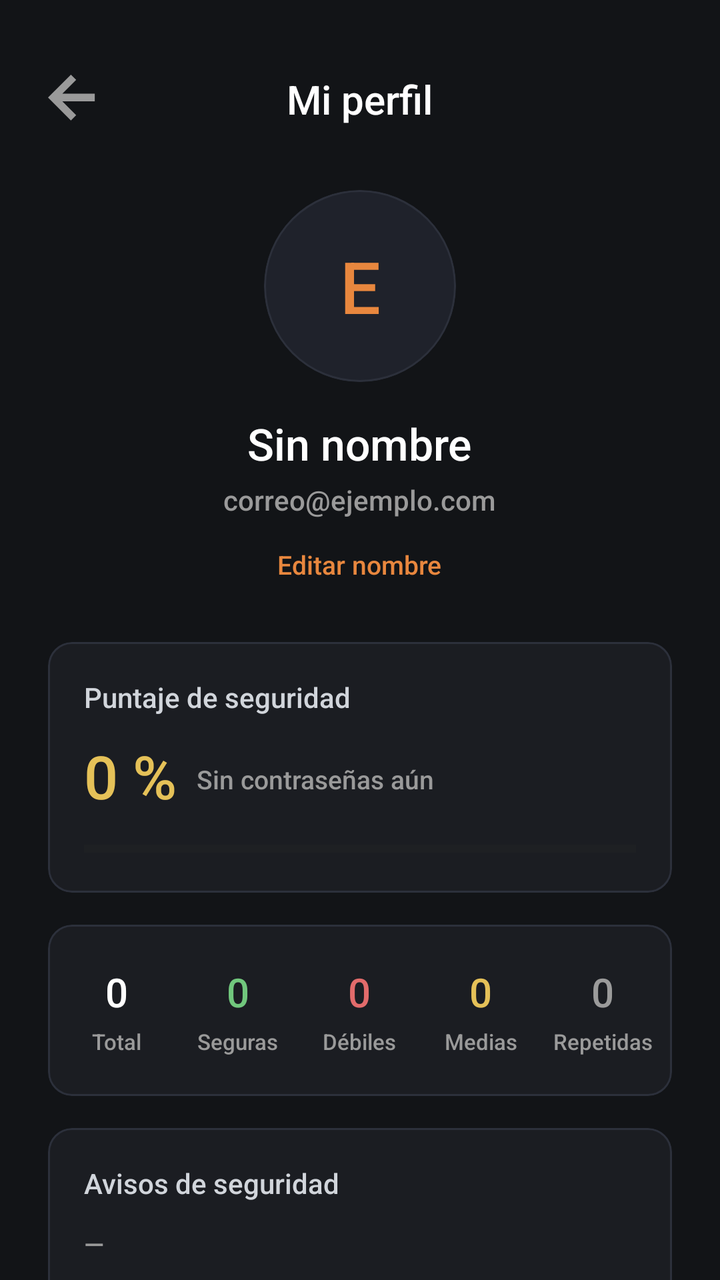
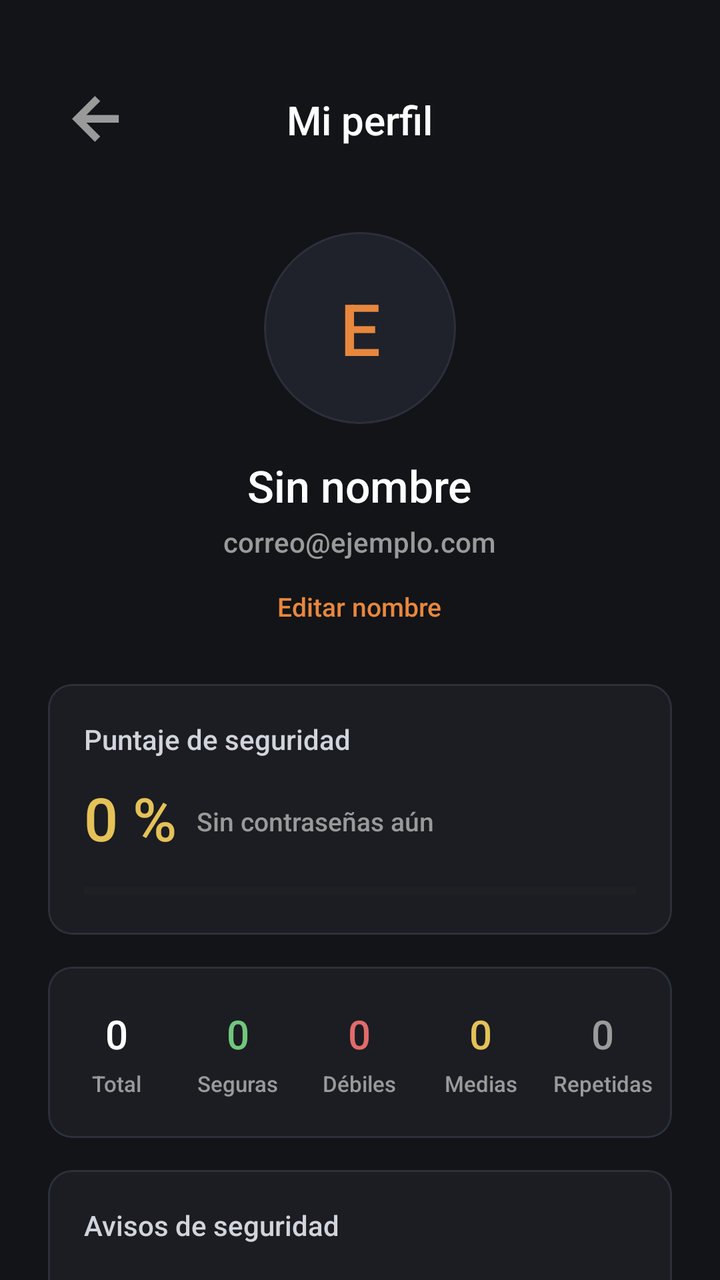

The first picture is an Android layout as it rendered before a commit; the second is the same layout after the commit. The layout source and the unified diff follow.
<!-- AndroidManifest.xml: application theme Theme.MyApplication -->
<!-- res/layout/activity_profile.xml -->
<?xml version="1.0" encoding="utf-8"?>
<ScrollView xmlns:android="http://schemas.android.com/apk/res/android"
    xmlns:app="http://schemas.android.com/apk/res-auto"
    android:layout_width="match_parent"
    android:layout_height="match_parent"
    android:background="#121417"
    android:fillViewport="true"
    android:scrollbars="none">

    <LinearLayout
        android:layout_width="match_parent"
        android:layout_height="wrap_content"
        android:orientation="vertical"
        android:padding="24dp">

        
        <FrameLayout
            android:layout_width="match_parent"
            android:layout_height="wrap_content"
            android:layout_marginTop="12dp">

            <ImageView
                android:id="@+id/btnBack"
                android:layout_width="24dp"
                android:layout_height="24dp"
                android:layout_gravity="start|center_vertical"
                android:contentDescription="Volver"
                android:src="@drawable/flecha" />

            <TextView
                android:layout_width="wrap_content"
                android:layout_height="wrap_content"
                android:layout_gravity="center"
                android:fontFamily="sans-serif-medium"
                android:text="Mi perfil"
                android:textColor="#FFFFFF"
                android:textSize="20sp" />
        </FrameLayout>

        
        <com.google.android.material.card.MaterialCardView
            android:layout_width="96dp"
            android:layout_height="96dp"
            android:layout_gravity="center_horizontal"
            android:layout_marginTop="32dp"
            app:cardBackgroundColor="#1F222B"
            app:cardCornerRadius="48dp"
            app:cardElevation="0dp"
            app:strokeColor="#2C303B"
            app:strokeWidth="1dp">

            <TextView
                android:id="@+id/tvProfileInitial"
                android:layout_width="match_parent"
                android:layout_height="match_parent"
                android:fontFamily="sans-serif-medium"
                android:gravity="center"
                android:text="E"
                android:textColor="#E8873E"
                android:textSize="36sp" />
        </com.google.android.material.card.MaterialCardView>

        <TextView
            android:id="@+id/tvProfileName"
            android:layout_width="wrap_content"
            android:layout_height="wrap_content"
            android:layout_gravity="center_horizontal"
            android:layout_marginTop="16dp"
            android:fontFamily="sans-serif-medium"
            android:text="Sin nombre"
            android:textColor="#FFFFFF"
            android:textSize="22sp" />

        <TextView
            android:id="@+id/tvProfileEmail"
            android:layout_width="wrap_content"
            android:layout_height="wrap_content"
            android:layout_gravity="center_horizontal"
            android:layout_marginTop="4dp"
            android:fontFamily="sans-serif-medium"
            android:text="correo@ejemplo.com"
            android:textColor="#9A9A9A"
            android:textSize="14sp" />

        <TextView
            android:id="@+id/tvEditName"
            android:layout_width="wrap_content"
            android:layout_height="wrap_content"
            android:layout_gravity="center_horizontal"
            android:layout_marginTop="8dp"
            android:fontFamily="sans-serif-medium"
            android:padding="6dp"
            android:text="Editar nombre"
            android:textColor="#E8873E"
            android:textSize="13sp" />

        
        <com.google.android.material.card.MaterialCardView
            android:layout_width="match_parent"
            android:layout_height="wrap_content"
            android:layout_marginTop="24dp"
            app:cardBackgroundColor="#1B1D22"
            app:cardCornerRadius="12dp"
            app:cardElevation="0dp"
            app:strokeColor="#2C303B"
            app:strokeWidth="1dp">

            <LinearLayout
                android:layout_width="match_parent"
                android:layout_height="wrap_content"
                android:orientation="vertical"
                android:padding="18dp">

                <TextView
                    android:layout_width="wrap_content"
                    android:layout_height="wrap_content"
                    android:fontFamily="sans-serif-medium"
                    android:text="Puntaje de seguridad"
                    android:textColor="#D1D5DB"
                    android:textSize="14sp" />

                <LinearLayout
                    android:layout_width="match_parent"
                    android:layout_height="wrap_content"
                    android:layout_marginTop="10dp"
                    android:gravity="bottom"
                    android:orientation="horizontal">

                    <TextView
                        android:id="@+id/tvScorePercent"
                        android:layout_width="wrap_content"
                        android:layout_height="wrap_content"
                        android:fontFamily="sans-serif-medium"
                        android:text="0 %"
                        android:textColor="#E5C158"
                        android:textSize="30sp" />

                    <TextView
                        android:id="@+id/tvScoreDetail"
                        android:layout_width="0dp"
                        android:layout_height="wrap_content"
                        android:layout_marginStart="10dp"
                        android:layout_marginBottom="5dp"
                        android:layout_weight="1"
                        android:fontFamily="sans-serif-medium"
                        android:text="Sin contraseñas aún"
                        android:textColor="#9A9A9A"
                        android:textSize="13sp" />
                </LinearLayout>

                <ProgressBar
                    android:id="@+id/progressScore"
                    style="?android:attr/progressBarStyleHorizontal"
                    android:layout_width="match_parent"
                    android:layout_height="8dp"
                    android:layout_marginTop="12dp"
                    android:max="100"
                    android:progress="0"
                    android:progressBackgroundTint="#2A2A2A" />
            </LinearLayout>
        </com.google.android.material.card.MaterialCardView>

        
        <com.google.android.material.card.MaterialCardView
            android:layout_width="match_parent"
            android:layout_height="wrap_content"
            android:layout_marginTop="16dp"
            app:cardBackgroundColor="#1B1D22"
            app:cardCornerRadius="12dp"
            app:cardElevation="0dp"
            app:strokeColor="#2C303B"
            app:strokeWidth="1dp">

            <LinearLayout
                android:layout_width="match_parent"
                android:layout_height="wrap_content"
                android:orientation="horizontal"
                android:paddingHorizontal="4dp"
                android:paddingVertical="20dp">

                <LinearLayout
                    android:layout_width="0dp"
                    android:layout_height="wrap_content"
                    android:layout_weight="1"
                    android:gravity="center"
                    android:orientation="vertical">

                    <TextView
                        android:id="@+id/tvProfileTotal"
                        android:layout_width="wrap_content"
                        android:layout_height="wrap_content"
                        android:fontFamily="sans-serif-medium"
                        android:text="0"
                        android:textColor="#FFFFFF"
                        android:textSize="20sp" />

                    <TextView
                        android:layout_width="wrap_content"
                        android:layout_height="wrap_content"
                        android:layout_marginTop="4dp"
                        android:fontFamily="sans-serif-medium"
                        android:text="Total"
                        android:textColor="#9A9A9A"
                        android:textSize="11sp" />
                </LinearLayout>

                <LinearLayout
                    android:layout_width="0dp"
                    android:layout_height="wrap_content"
                    android:layout_weight="1"
                    android:gravity="center"
                    android:orientation="vertical">

                    <TextView
                        android:id="@+id/tvProfileSecure"
                        android:layout_width="wrap_content"
                        android:layout_height="wrap_content"
                        android:fontFamily="sans-serif-medium"
                        android:text="0"
                        android:textColor="#71C77D"
                        android:textSize="20sp" />

                    <TextView
                        android:layout_width="wrap_content"
                        android:layout_height="wrap_content"
                        android:layout_marginTop="4dp"
                        android:fontFamily="sans-serif-medium"
                        android:text="Seguras"
                        android:textColor="#9A9A9A"
                        android:textSize="11sp" />
                </LinearLayout>

                <LinearLayout
                    android:layout_width="0dp"
                    android:layout_height="wrap_content"
                    android:layout_weight="1"
                    android:gravity="center"
                    android:orientation="vertical">

                    <TextView
                        android:id="@+id/tvProfileWeak"
                        android:layout_width="wrap_content"
                        android:layout_height="wrap_content"
                        android:fontFamily="sans-serif-medium"
                        android:text="0"
                        android:textColor="#E26B6B"
                        android:textSize="20sp" />

                    <TextView
                        android:layout_width="wrap_content"
                        android:layout_height="wrap_content"
                        android:layout_marginTop="4dp"
                        android:fontFamily="sans-serif-medium"
                        android:text="Débiles"
                        android:textColor="#9A9A9A"
                        android:textSize="11sp" />
                </LinearLayout>

                <LinearLayout
                    android:layout_width="0dp"
                    android:layout_height="wrap_content"
                    android:layout_weight="1"
                    android:gravity="center"
                    android:orientation="vertical">

                    <TextView
                        android:id="@+id/tvProfileMedium"
                        android:layout_width="wrap_content"
                        android:layout_height="wrap_content"
                        android:fontFamily="sans-serif-medium"
                        android:text="0"
                        android:textColor="#E5C158"
                        android:textSize="20sp" />

                    <TextView
                        android:layout_width="wrap_content"
                        android:layout_height="wrap_content"
                        android:layout_marginTop="4dp"
                        android:fontFamily="sans-serif-medium"
                        android:text="Medias"
                        android:textColor="#9A9A9A"
                        android:textSize="11sp" />
                </LinearLayout>

                <LinearLayout
                    android:layout_width="0dp"
                    android:layout_height="wrap_content"
                    android:layout_weight="1"
                    android:gravity="center"
                    android:orientation="vertical">

                    <TextView
                        android:id="@+id/tvProfileRepeated"
                        android:layout_width="wrap_content"
                        android:layout_height="wrap_content"
                        android:fontFamily="sans-serif-medium"
                        android:text="0"
                        android:textColor="#9B9B9B"
                        android:textSize="20sp" />

                    <TextView
                        android:layout_width="wrap_content"
                        android:layout_height="wrap_content"
                        android:layout_marginTop="4dp"
                        android:fontFamily="sans-serif-medium"
                        android:text="Repetidas"
                        android:textColor="#9A9A9A"
                        android:textSize="11sp" />
                </LinearLayout>
            </LinearLayout>
        </com.google.android.material.card.MaterialCardView>

        
        <com.google.android.material.card.MaterialCardView
            android:layout_width="match_parent"
            android:layout_height="wrap_content"
            android:layout_marginTop="16dp"
            app:cardBackgroundColor="#1B1D22"
            app:cardCornerRadius="12dp"
            app:cardElevation="0dp"
            app:strokeColor="#2C303B"
            app:strokeWidth="1dp">

            <LinearLayout
                android:layout_width="match_parent"
                android:layout_height="wrap_content"
                android:orientation="vertical"
                android:padding="18dp">

                <TextView
                    android:layout_width="wrap_content"
                    android:layout_height="wrap_content"
                    android:fontFamily="sans-serif-medium"
                    android:text="Avisos de seguridad"
                    android:textColor="#D1D5DB"
                    android:textSize="14sp" />

                <TextView
                    android:id="@+id/tvAlertRepeated"
                    android:layout_width="match_parent"
                    android:layout_height="wrap_content"
                    android:layout_marginTop="12dp"
                    android:fontFamily="sans-serif-medium"
                    android:lineSpacingExtra="2dp"
                    android:text="—"
                    android:textColor="#9A9A9A"
                    android:textSize="13sp" />

                <TextView
                    android:id="@+id/tvAlertOld"
                    android:layout_width="match_parent"
                    android:layout_height="wrap_content"
                    android:layout_marginTop="10dp"
                    android:fontFamily="sans-serif-medium"
                    android:lineSpacingExtra="2dp"
                    android:text="—"
                    android:textColor="#9A9A9A"
                    android:textSize="13sp" />

                <TextView
                    android:id="@+id/tvAlertLast"
                    android:layout_width="match_parent"
                    android:layout_height="wrap_content"
                    android:layout_marginTop="10dp"
                    android:fontFamily="sans-serif-medium"
                    android:lineSpacingExtra="2dp"
                    android:text="—"
                    android:textColor="#9A9A9A"
                    android:textSize="13sp" />
            </LinearLayout>
        </com.google.android.material.card.MaterialCardView>

        
        <com.google.android.material.card.MaterialCardView
            android:layout_width="match_parent"
            android:layout_height="wrap_content"
            android:layout_marginTop="16dp"
            app:cardBackgroundColor="#1B1D22"
            app:cardCornerRadius="12dp"
            app:cardElevation="0dp"
            app:strokeColor="#2C303B"
            app:strokeWidth="1dp">

            <LinearLayout
                android:layout_width="match_parent"
                android:layout_height="wrap_content"
                android:orientation="vertical"
                android:padding="18dp">

                <TextView
                    android:layout_width="wrap_content"
                    android:layout_height="wrap_content"
                    android:fontFamily="sans-serif-medium"
                    android:text="Contraseñas por categoría"
                    android:textColor="#D1D5DB"
                    android:textSize="14sp" />

                <LinearLayout
                    android:id="@+id/containerCategories"
                    android:layout_width="match_parent"
                    android:layout_height="wrap_content"
                    android:layout_marginTop="8dp"
                    android:orientation="vertical" />
            </LinearLayout>
        </com.google.android.material.card.MaterialCardView>

        
        <com.google.android.material.card.MaterialCardView
            android:layout_width="match_parent"
            android:layout_height="wrap_content"
            android:layout_marginTop="16dp"
            app:cardBackgroundColor="#1B1D22"
            app:cardCornerRadius="12dp"
            app:cardElevation="0dp"
            app:strokeColor="#2C303B"
            app:strokeWidth="1dp">

            <LinearLayout
                android:layout_width="match_parent"
                android:layout_height="wrap_content"
                android:orientation="vertical"
                android:padding="18dp">

                <TextView
                    android:layout_width="wrap_content"
                    android:layout_height="wrap_content"
                    android:fontFamily="sans-serif-medium"
                    android:text="Tu cuenta"
                    android:textColor="#D1D5DB"
                    android:textSize="14sp" />

                
                <LinearLayout
                    android:layout_width="match_parent"
                    android:layout_height="wrap_content"
                    android:layout_marginTop="12dp"
                    android:orientation="horizontal">

                    <TextView
                        android:layout_width="0dp"
                        android:layout_height="wrap_content"
                        android:layout_weight="1"
                        android:fontFamily="sans-serif-medium"
                        android:text="Tipo de cuenta"
                        android:textColor="#9A9A9A"
                        android:textSize="13sp" />

                    <TextView
                        android:id="@+id/tvAccountType"
                        android:layout_width="wrap_content"
                        android:layout_height="wrap_content"
                        android:fontFamily="sans-serif-medium"
                        android:text="—"
                        android:textColor="#FFFFFF"
                        android:textSize="13sp" />
                </LinearLayout>

                
                <LinearLayout
                    android:layout_width="match_parent"
                    android:layout_height="wrap_content"
                    android:layout_marginTop="12dp"
                    android:orientation="horizontal">

                    <TextView
                        android:layout_width="0dp"
                        android:layout_height="wrap_content"
                        android:layout_weight="1"
                        android:fontFamily="sans-serif-medium"
                        android:text="Correo verificado"
                        android:textColor="#9A9A9A"
                        android:textSize="13sp" />

                    <TextView
                        android:id="@+id/tvAccountVerified"
                        android:layout_width="wrap_content"
                        android:layout_height="wrap_content"
                        android:fontFamily="sans-serif-medium"
                        android:text="—"
                        android:textColor="#FFFFFF"
                        android:textSize="13sp" />
                </LinearLayout>

                
                <LinearLayout
                    android:layout_width="match_parent"
                    android:layout_height="wrap_content"
                    android:layout_marginTop="12dp"
                    android:orientation="horizontal">

                    <TextView
                        android:layout_width="0dp"
                        android:layout_height="wrap_content"
                        android:layout_weight="1"
                        android:fontFamily="sans-serif-medium"
                        android:text="Último inicio de sesión"
                        android:textColor="#9A9A9A"
                        android:textSize="13sp" />

                    <TextView
                        android:id="@+id/tvLastLogin"
                        android:layout_width="wrap_content"
                        android:layout_height="wrap_content"
                        android:fontFamily="sans-serif-medium"
                        android:text="—"
                        android:textColor="#FFFFFF"
                        android:textSize="13sp" />
                </LinearLayout>

                
                <LinearLayout
                    android:layout_width="match_parent"
                    android:layout_height="wrap_content"
                    android:layout_marginTop="12dp"
                    android:orientation="horizontal">

                    <TextView
                        android:layout_width="0dp"
                        android:layout_height="wrap_content"
                        android:layout_weight="1"
                        android:fontFamily="sans-serif-medium"
                        android:text="Miembro desde"
                        android:textColor="#9A9A9A"
                        android:textSize="13sp" />

                    <TextView
                        android:id="@+id/tvProfileSince"
                        android:layout_width="wrap_content"
                        android:layout_height="wrap_content"
                        android:fontFamily="sans-serif-medium"
                        android:text="—"
                        android:textColor="#E8873E"
                        android:textSize="13sp" />
                </LinearLayout>
            </LinearLayout>
        </com.google.android.material.card.MaterialCardView>

        
        <androidx.appcompat.widget.AppCompatButton
            android:id="@+id/btnChangePassword"
            android:layout_width="match_parent"
            android:layout_height="56dp"
            android:layout_marginTop="24dp"
            android:background="@drawable/bg_secondary_button"
            android:fontFamily="sans-serif-medium"
            android:text="Cambiar contraseña"
            android:textAllCaps="false"
            android:textColor="#FFFFFF"
            android:textSize="14sp"
            app:backgroundTint="@null" />

        <androidx.appcompat.widget.AppCompatButton
            android:id="@+id/btnLogout"
            android:layout_width="match_parent"
            android:layout_height="56dp"
            android:layout_marginTop="12dp"
            android:layout_marginBottom="24dp"
            android:background="@drawable/bg_warning_border"
            android:fontFamily="sans-serif-medium"
            android:text="Cerrar sesión"
            android:textAllCaps="false"
            android:textColor="#E26B6B"
            android:textSize="14sp"
            app:backgroundTint="@null" />

    </LinearLayout>
</ScrollView>
<!-- resources referenced by this layout -->
<resources>
  <!-- drawable bg_secondary_button (drawable) -->
  <?xml version="1.0" encoding="utf-8"?>
  <shape xmlns:android="http://schemas.android.com/apk/res/android"
      android:shape="rectangle">
      <corners android:radius="10dp" />
      <solid android:color="#1F232B" />
      <stroke
          android:width="1dp"
          android:color="#2C303B" />
  </shape>
  <!-- drawable bg_warning_border (drawable) -->
  <?xml version="1.0" encoding="utf-8"?>
  <shape xmlns:android="http://schemas.android.com/apk/res/android"
      android:shape="rectangle">
      <solid android:color="#2D1C1C"/>
      <stroke android:width="1dp" android:color="#EF4444"/>
      <corners android:radius="10dp"/>
  </shape>
  <!-- drawable flecha (drawable) -->
  <vector xmlns:android="http://schemas.android.com/apk/res/android"
      android:width="15dp"
      android:height="15dp"
      android:viewportWidth="15"
      android:viewportHeight="15">
    <path
        android:pathData="M7.159,14.318L0,7.159L7.159,-0L8.807,1.633L4.482,5.959H14.616V8.359H4.482L8.807,12.677L7.159,14.318Z"
        android:fillColor="#9A9A9A"/>
  </vector>
  <style name="Theme.MyApplication" parent="Base.Theme.MyApplication" />
  <style name="Base.Theme.MyApplication" parent="Theme.Material3.DayNight.NoActionBar">
          <item name="android:windowBackground">#000000</item>
      </style>
</resources>

<!-- the commit's change to res/layout/activity_profile.xml (unified diff, before → after) -->
@@ -21,8 +21,9 @@
 
             <ImageView
                 android:id="@+id/btnBack"
-                android:layout_width="24dp"
-                android:layout_height="24dp"
+                android:layout_width="48dp"
+                android:layout_height="48dp"
+                android:padding="12dp"
                 android:layout_gravity="start|center_vertical"
                 android:contentDescription="Volver"
                 android:src="@drawable/flecha" />
